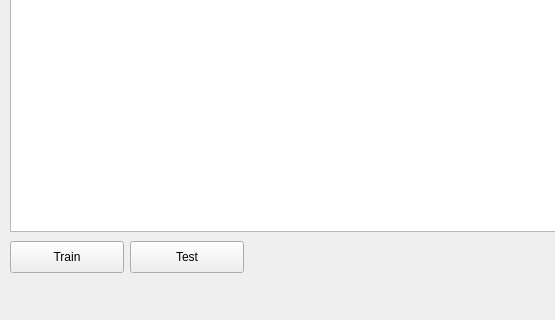
First picture: the form in mainwindow.ui, repository nadalizadeh/Trustimator, before the edit; both pictures show x 0 to 555 and y 146 to 466 of the 650 by 466 pixel window.
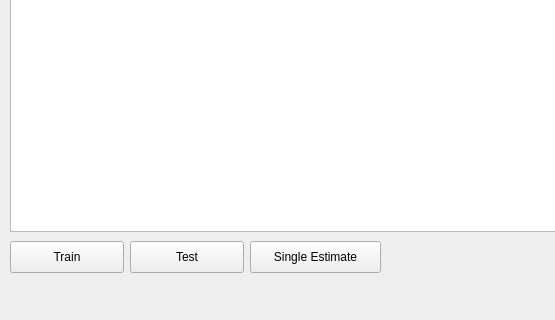
Second picture: the form after the edit.

Commit message: Single Entry Estimator Dialog and Support

```diff
--- a/mainwindow.ui
+++ b/mainwindow.ui
@@ -59,6 +59,19 @@
      <string>Test</string>
     </property>
    </widget>
+   <widget class="QPushButton" name="singleEstimateButton">
+    <property name="geometry">
+     <rect>
+      <x>250</x>
+      <y>370</y>
+      <width>131</width>
+      <height>32</height>
+     </rect>
+    </property>
+    <property name="text">
+     <string>Single Estimate</string>
+    </property>
+   </widget>
   </widget>
   <widget class="QMenuBar" name="menuBar">
    <property name="geometry">
```
The commit also changes 20 other files.
